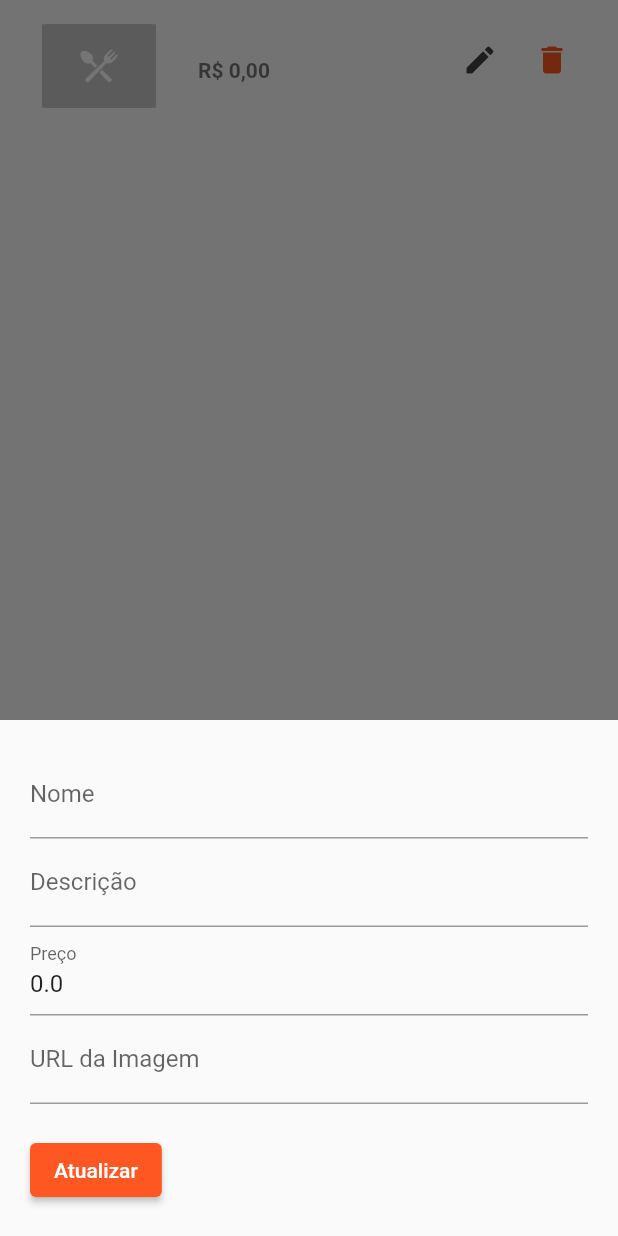
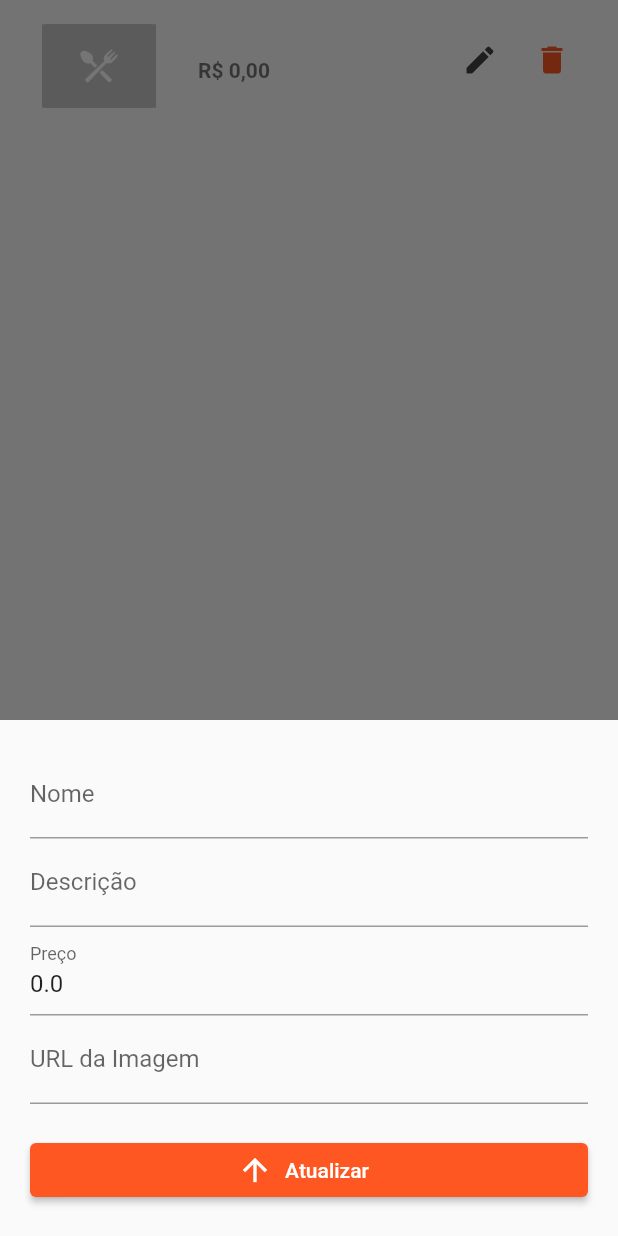
Before and after one commit to evertonandrade/topmenu_app, a Flutter app: the ItemTile widget shown alone on an empty page, opened directly with empty values, after a tap on the "edit" icon, on a phone screen of 412 x 824 dp. Run offline on Flutter 3.47's test engine with Material 2 defaults, Android fonts, the phone set to English and light mode, and no system bars; our stand-ins replace firebase_auth, firebase_core, flutter_dotenv, sqflite; accounts and stored records are empty.

Commit message:
crud com firebase

```diff
--- a/lib/main.dart
+++ b/lib/main.dart
@@ -1,12 +1,14 @@
 import 'topmenu_app.dart';
 import 'package:flutter/material.dart';
 import 'package:firebase_core/firebase_core.dart';
+import 'package:flutter_dotenv/flutter_dotenv.dart';
 import 'package:provider/provider.dart';
 import 'package:topmenu_app/services/items_service.dart';
 import 'package:topmenu_app/services/auth_service.dart';
 
-void main() async {
+Future main() async {
   WidgetsFlutterBinding.ensureInitialized();
+  await dotenv.load();
   await Firebase.initializeApp();
 
   runApp(
--- a/lib/pages/login_page.dart
+++ b/lib/pages/login_page.dart
@@ -100,8 +100,10 @@ class _LoginPageState extends State<LoginPage> {
                   ),
                 ),
                 Padding(
-                  padding:
-                      EdgeInsets.symmetric(vertical: 12.0, horizontal: 24.0),
+                  padding: EdgeInsets.symmetric(
+                    vertical: 12.0,
+                    horizontal: 24.0,
+                  ),
                   child: TextFormField(
                     controller: password,
                     obscureText: true,
--- /dev/null
+++ b/lib/shared/config.dart
@@ -0,0 +1,7 @@
+import 'package:flutter_dotenv/flutter_dotenv.dart';
+
+class Config {
+  static String get title => dotenv.get('title');
+  static String get baseUrl => dotenv.get('baseUrl');
+  static String get environment => dotenv.get('environment');
+}
--- a/lib/widgets/item_tile.dart
+++ b/lib/widgets/item_tile.dart
@@ -3,12 +3,21 @@ import 'package:provider/provider.dart';
 import 'package:topmenu_app/models/item.dart';
 import 'package:topmenu_app/services/items_service.dart';
 
-class ItemTile extends StatelessWidget {
+class ItemTile extends StatefulWidget {
   final Item? item;
-  final _form = GlobalKey<FormState>();
-  final Map<String, Object> _formData = {};
 
   ItemTile(this.item);
+
+  @override
+  _ItemTileState createState() => _ItemTileState();
+}
+
+class _ItemTileState extends State<ItemTile> {
+  final _form = GlobalKey<FormState>();
+
+  bool _isLoading = false;
+
+  final Map<String, Object> _formData = {};
 
   @override
   Widget build(BuildContext context) {
@@ -18,19 +27,19 @@ class ItemTile extends StatelessWidget {
         height: 100,
         child: ClipRRect(
           borderRadius: BorderRadius.circular(15.0),
-          child: (item?.imageUrl == null || item?.imageUrl == '')
+          child: (widget.item?.imageUrl == null || widget.item?.imageUrl == '')
               ? Image.asset('assets/images/placeholder_food.png')
-              : Image.network('${item?.imageUrl}'),
+              : Image.network('${widget.item?.imageUrl}'),
         ),
       ),
-      title: Text(item?.name ?? ''),
+      title: Text(widget.item?.name ?? ''),
       subtitle: Column(
         mainAxisAlignment: MainAxisAlignment.start,
         crossAxisAlignment: CrossAxisAlignment.start,
         children: [
-          Text('${item?.description}'),
+          Text('${widget.item?.description}'),
           Text(
-            '${item?.priceBRL}',
+            '${widget.item?.priceBRL}',
             style: TextStyle(
               fontWeight: FontWeight.bold,
             ),
@@ -49,7 +58,6 @@ class ItemTile extends StatelessWidget {
                 showModalBottomSheet(
                   context: context,
                   builder: (BuildContext ctx) {
-                    print(context);
                     return Padding(
                       padding: const EdgeInsets.all(20.0),
                       child: Form(
@@ -59,7 +67,7 @@ class ItemTile extends StatelessWidget {
                           crossAxisAlignment: CrossAxisAlignment.start,
                           children: [
                             TextFormField(
-                              initialValue: item?.name,
+                              initialValue: widget.item?.name,
                               decoration: InputDecoration(labelText: 'Nome'),
                               onSaved: (value) =>
                                   _formData['name'] = value.toString(),
@@ -72,7 +80,7 @@ class ItemTile extends StatelessWidget {
                               },
                             ),
                             TextFormField(
-                              initialValue: item?.description,
+                              initialValue: widget.item?.description,
                               keyboardType: TextInputType.multiline,
                               decoration: InputDecoration(
                                 labelText: 'Descrição',
@@ -81,7 +89,7 @@ class ItemTile extends StatelessWidget {
                                   _formData['description'] = value.toString(),
                             ),
                             TextFormField(
-                              initialValue: item?.price.toString(),
+                              initialValue: widget.item?.price.toString(),
                               keyboardType: TextInputType.numberWithOptions(
                                 decimal: true,
                               ),
@@ -92,7 +100,7 @@ class ItemTile extends StatelessWidget {
                                   _formData['price'] = value ?? 0.00,
                             ),
                             TextFormField(
-                              initialValue: item?.imageUrl,
+                              initialValue: widget.item?.imageUrl,
                               decoration: InputDecoration(
                                 labelText: 'URL da Imagem',
                               ),
@@ -103,20 +111,42 @@ class ItemTile extends StatelessWidget {
                               height: 20,
                             ),
                             ElevatedButton(
-                              child: Text('Atualizar'),
-                              onPressed: () {
+                              child: Row(
+                                mainAxisAlignment: MainAxisAlignment.center,
+                                children: (_isLoading)
+                                    ? [
+                                        Padding(
+                                          padding: EdgeInsets.all(8),
+                                          child: SizedBox(
+                                            width: 12,
+                                            height: 12,
+                                            child: CircularProgressIndicator(
+                                              color: Colors.white,
+                                            ),
+                                          ),
+                                        )
+                                      ]
+                                    : [
+                                        Icon(Icons.arrow_upward_outlined),
+                                        Padding(
+                                          padding: EdgeInsets.all(8.0),
+                                          child: Text(
+                                            'Atualizar',
+                                          ),
+                                        ),
+                                      ],
+                              ),
+                              onPressed: () async {
                                 final isValid =
                                     _form.currentState?.validate() ?? false;
-                                print(_form.currentState);
                                 if (isValid) {
                                   _form.currentState?.save();
-
-                                  Provider.of<ItemsService>(
-                                    context,
-                                    listen: false,
-                                  ).put(
+                                  setState(() => _isLoading = true);
+                                  await Provider.of<ItemsService>(context,
+                                          listen: false)
+                                      .put(
                                     Item(
-                                      id: item?.id ?? '',
+                                      id: widget.item?.id ?? '',
                                       name: _formData['name'].toString(),
                                       description:
                                           _formData['description'].toString(),
@@ -127,6 +157,7 @@ class ItemTile extends StatelessWidget {
                                       avaliable: true,
                                     ),
                                   );
+                                  setState(() => _isLoading = false);
                                   Navigator.of(context).pop();
                                 }
                               },
@@ -157,9 +188,11 @@ class ItemTile extends StatelessWidget {
                       ),
                       TextButton(
                         child: Text('Sim'),
-                        onPressed: () {
-                          Provider.of<ItemsService>(context, listen: false)
-                              .remove(item);
+                        onPressed: () async {
+                          await Provider.of<ItemsService>(
+                            context,
+                            listen: false,
+                          ).remove(widget.item);
                           Navigator.of(context).pop();
                         },
                       ),
--- a/pubspec.yaml
+++ b/pubspec.yaml
@@ -27,6 +27,8 @@ dependencies:
   provider: ^6.0.0
   firebase_core: "^1.6.0"
   firebase_auth: ^3.1.1
+  http: ^0.13.3
+  flutter_dotenv: ^5.0.2
   sqflite: ^2.0.0+4
   path_provider: ^2.0.4
 
@@ -53,6 +55,7 @@ flutter:
   # To add assets to your application, add an assets section, like this:
   assets:
     - assets/images/placeholder_food.png
+    - .env
 
   # An image asset can refer to one or more resolution-specific "variants", see
   # https://flutter.dev/assets-and-images/#resolution-aware.
```
Also changed, not shown: lib/models/item.dart (+12 -1 lines), lib/pages/item_form.dart (+24 -9 lines), lib/pages/items_page.dart (+40 -6 lines), lib/services/items_service.dart (+57 -7 lines), pubspec.lock, 2 other files.
